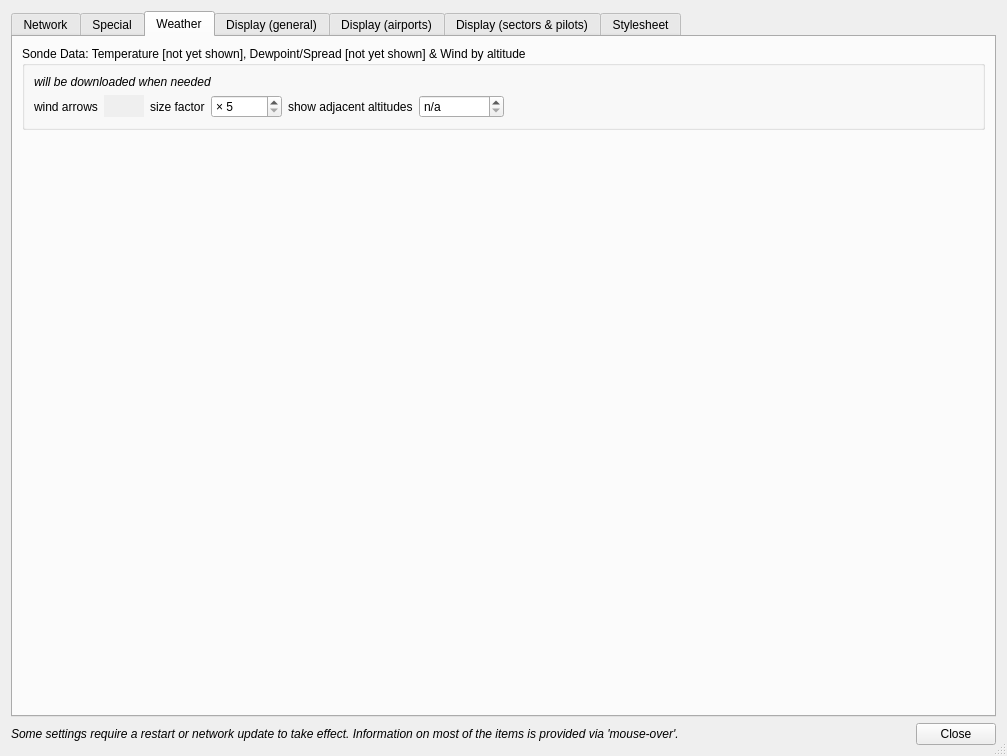
Before: the Qt Designer form src/PreferencesDialog.ui in qutescoop/qutescoop, drawn with Qt 5.
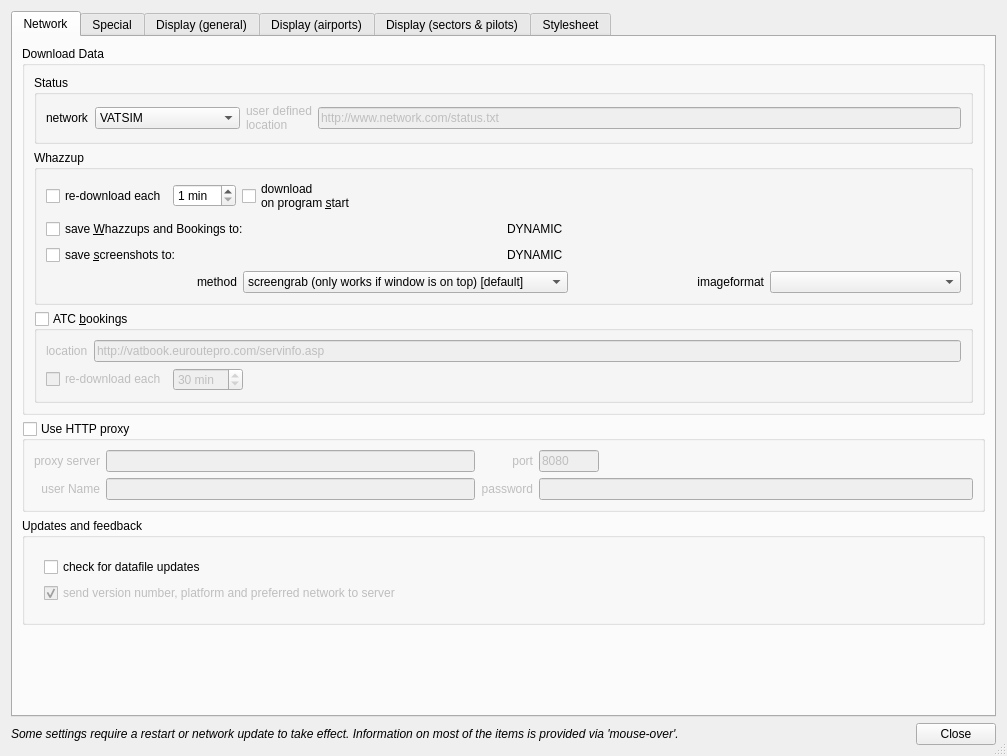
After: the same form once the commit is applied. The open tabs and pages were chosen to show the change. Icons and pictures are not drawn.

Commit message: [TASK] cleanup obsolete wind-/temp-related code (#256)

Patch:
```diff
--- a/src/PreferencesDialog.ui
+++ b/src/PreferencesDialog.ui
@@ -753,119 +753,6 @@
        </item>
       </layout>
      </widget>
-     <widget class="QWidget" name="tabWeather">
-      <attribute name="title">
-       <string>Weather</string>
-      </attribute>
-      <layout class="QVBoxLayout" name="verticalLayout_17">
-       <item>
-        <widget class="QGroupBox" name="groupBox_6">
-         <property name="title">
-          <string>Sonde Data: Temperature [not yet shown], Dewpoint/Spread [not yet shown] &amp;&amp; Wind by altitude</string>
-         </property>
-         <layout class="QVBoxLayout" name="verticalLayout_16">
-          <item>
-           <widget class="QLabel" name="label_42">
-            <property name="text">
-             <string>&lt;i&gt;will be downloaded when needed&lt;/i&gt;</string>
-            </property>
-           </widget>
-          </item>
-          <item>
-           <layout class="QHBoxLayout" name="horizontalLayout_17">
-            <item>
-             <widget class="QLabel" name="label_40">
-              <property name="text">
-               <string>wind arrows</string>
-              </property>
-             </widget>
-            </item>
-            <item>
-             <widget class="QPushButton" name="pbUpperWindColor">
-              <property name="toolTip">
-               <string>default color of the windflags</string>
-              </property>
-              <property name="autoFillBackground">
-               <bool>true</bool>
-              </property>
-              <property name="flat">
-               <bool>true</bool>
-              </property>
-             </widget>
-            </item>
-            <item>
-             <widget class="QLabel" name="label_43">
-              <property name="text">
-               <string>size factor</string>
-              </property>
-             </widget>
-            </item>
-            <item>
-             <widget class="QSpinBox" name="sbWindSize">
-              <property name="prefix">
-               <string>× </string>
-              </property>
-              <property name="minimum">
-               <number>5</number>
-              </property>
-              <property name="maximum">
-               <number>99999</number>
-              </property>
-             </widget>
-            </item>
-            <item>
-             <widget class="QLabel" name="label_48">
-              <property name="text">
-               <string>show adjacent altitudes</string>
-              </property>
-             </widget>
-            </item>
-            <item>
-             <widget class="QSpinBox" name="sbWindSecondarySpan">
-              <property name="specialValueText">
-               <string>n/a</string>
-              </property>
-              <property name="suffix">
-               <string>000ft</string>
-              </property>
-              <property name="prefix">
-               <string>+/- </string>
-              </property>
-             </widget>
-            </item>
-            <item>
-             <spacer name="horizontalSpacer_21">
-              <property name="orientation">
-               <enum>Qt::Horizontal</enum>
-              </property>
-              <property name="sizeHint" stdset="0">
-               <size>
-                <width>40</width>
-                <height>20</height>
-               </size>
-              </property>
-             </spacer>
-            </item>
-           </layout>
-          </item>
-         </layout>
-        </widget>
-       </item>
-       <item>
-        <spacer name="verticalSpacer_4">
-         <property name="orientation">
-          <enum>Qt::Vertical</enum>
-         </property>
-         <property name="sizeHint" stdset="0">
-          <size>
-           <width>20</width>
-           <height>454</height>
-          </size>
-         </property>
-        </spacer>
-       </item>
-      </layout>
-     </widget>
      <widget class="QWidget" name="tabDisp1">
       <attribute name="title">
        <string>Display (general)</string>
```
The commit also changes 14 other files.
